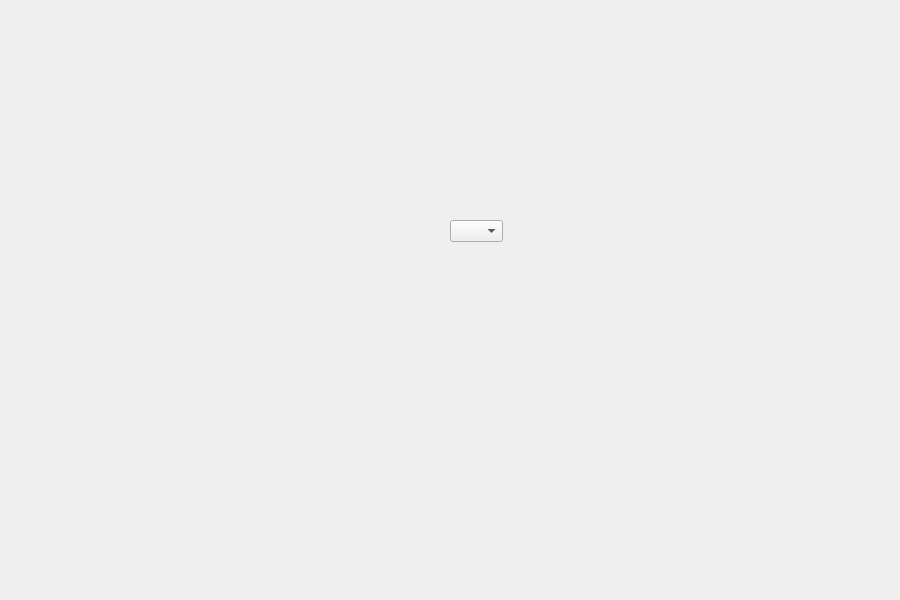
The window that 376_Project/homepage.ui (daynadrant/Course-App) describes before a commit, drawn with Qt 5.
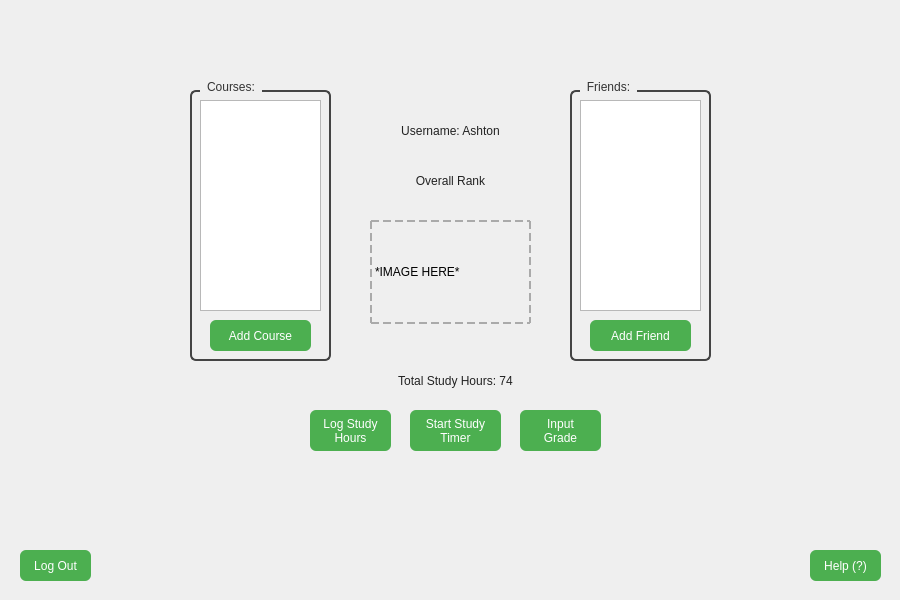
The same window after the commit.

Patch:
```diff
--- a/376_Project/homepage.ui
+++ b/376_Project/homepage.ui
@@ -13,14 +13,396 @@
   <property name="windowTitle">
    <string>Form</string>
   </property>
-  <widget class="QComboBox" name="comboBox">
+  <widget class="QGroupBox" name="coursesBox">
    <property name="geometry">
     <rect>
-     <x>450</x>
+     <x>190</x>
+     <y>80</y>
+     <width>141</width>
+     <height>281</height>
+    </rect>
+   </property>
+   <property name="styleSheet">
+    <string notr="true">QGroupBox {
+    border: 2px solid #444;
+    border-radius: 6px;
+    margin-top: 10px;
+    font: bold 11pt &quot;Segoe UI&quot;;
+    color: #333;
+}
+QGroupBox::title {
+    subcontrol-origin: margin;
+    left: 10px;
+    padding: 0 5px;
+}</string>
+   </property>
+   <property name="title">
+    <string>Courses:</string>
+   </property>
+   <widget class="QListWidget" name="coursesList">
+    <property name="geometry">
+     <rect>
+      <x>10</x>
+      <y>20</y>
+      <width>121</width>
+      <height>211</height>
+     </rect>
+    </property>
+    <property name="styleSheet">
+     <string notr="true">QPushButton {
+    background-color: #4CAF50;
+    color: white;
+    font: bold 10pt &quot;Segoe UI&quot;;
+    border-radius: 6px;
+    padding: 6px 12px;
+}
+QPushButton:hover {
+    background-color: #45a049;
+}
+QPushButton:pressed {
+    background-color: #3d8c40;
+}</string>
+    </property>
+   </widget>
+   <widget class="QPushButton" name="addCourseButton">
+    <property name="geometry">
+     <rect>
+      <x>20</x>
+      <y>240</y>
+      <width>101</width>
+      <height>31</height>
+     </rect>
+    </property>
+    <property name="styleSheet">
+     <string notr="true">QPushButton {
+    background-color: #4CAF50;
+    color: white;
+    font: bold 8pt &quot;Segoe UI&quot;;
+    border-radius: 6px;
+    padding: 6px 12px;
+}
+QPushButton:hover {
+    background-color: #45a049;
+}
+QPushButton:pressed {
+    background-color: #3d8c40;
+}</string>
+    </property>
+    <property name="text">
+     <string>Add Course</string>
+    </property>
+   </widget>
+  </widget>
+  <widget class="QGroupBox" name="friendsBox">
+   <property name="geometry">
+    <rect>
+     <x>570</x>
+     <y>80</y>
+     <width>141</width>
+     <height>281</height>
+    </rect>
+   </property>
+   <property name="styleSheet">
+    <string notr="true">QGroupBox {
+    border: 2px solid #444;
+    border-radius: 6px;
+    margin-top: 10px;
+    font: bold 11pt &quot;Segoe UI&quot;;
+    color: #333;
+}
+QGroupBox::title {
+    subcontrol-origin: margin;
+    left: 10px;
+    padding: 0 5px;
+}</string>
+   </property>
+   <property name="title">
+    <string>Friends:</string>
+   </property>
+   <widget class="QListWidget" name="friendsList">
+    <property name="geometry">
+     <rect>
+      <x>10</x>
+      <y>20</y>
+      <width>121</width>
+      <height>211</height>
+     </rect>
+    </property>
+    <property name="styleSheet">
+     <string notr="true">QPushButton {
+    background-color: #4CAF50;
+    color: white;
+    font: bold 10pt &quot;Segoe UI&quot;;
+    border-radius: 6px;
+    padding: 6px 12px;
+}
+QPushButton:hover {
+    background-color: #45a049;
+}
+QPushButton:pressed {
+    background-color: #3d8c40;
+}</string>
+    </property>
+   </widget>
+   <widget class="QPushButton" name="addFriendButton">
+    <property name="geometry">
+     <rect>
+      <x>20</x>
+      <y>240</y>
+      <width>101</width>
+      <height>31</height>
+     </rect>
+    </property>
+    <property name="styleSheet">
+     <string notr="true">QPushButton {
+    background-color: #4CAF50;
+    color: white;
+    font: bold 8pt &quot;Segoe UI&quot;;
+    border-radius: 6px;
+    padding: 6px 12px;
+}
+QPushButton:hover {
+    background-color: #45a049;
+}
+QPushButton:pressed {
+    background-color: #3d8c40;
+}</string>
+    </property>
+    <property name="text">
+     <string>Add Friend</string>
+    </property>
+   </widget>
+  </widget>
+  <widget class="QLabel" name="label">
+   <property name="geometry">
+    <rect>
+     <x>370</x>
+     <y>120</y>
+     <width>161</width>
+     <height>21</height>
+    </rect>
+   </property>
+   <property name="styleSheet">
+    <string notr="true">QLabel {
+    font: bold 11pt &quot;Segoe UI&quot;;
+    color: #222;
+}</string>
+   </property>
+   <property name="text">
+    <string>Username: Ashton</string>
+   </property>
+   <property name="alignment">
+    <set>Qt::AlignmentFlag::AlignCenter</set>
+   </property>
+  </widget>
+  <widget class="QLabel" name="label_2">
+   <property name="geometry">
+    <rect>
+     <x>370</x>
+     <y>170</y>
+     <width>161</width>
+     <height>21</height>
+    </rect>
+   </property>
+   <property name="layoutDirection">
+    <enum>Qt::LayoutDirection::LeftToRight</enum>
+   </property>
+   <property name="styleSheet">
+    <string notr="true">QLabel {
+    font: bold 13pt &quot;Segoe UI&quot;;
+    color: #222;
+}</string>
+   </property>
+   <property name="text">
+    <string>Overall Rank</string>
+   </property>
+   <property name="alignment">
+    <set>Qt::AlignmentFlag::AlignCenter</set>
+   </property>
+  </widget>
+  <widget class="QLabel" name="label_3">
+   <property name="geometry">
+    <rect>
+     <x>370</x>
      <y>220</y>
-     <width>53</width>
-     <height>22</height>
+     <width>161</width>
+     <height>104</height>
     </rect>
+   </property>
+   <property name="styleSheet">
+    <string notr="true">QLabel {
+    border: 2px dashed #aaa;
+    min-height: 100px;
+    min-width: 100px;
+}</string>
+   </property>
+   <property name="text">
+    <string>*IMAGE HERE*</string>
+   </property>
+  </widget>
+  <widget class="QLabel" name="label_4">
+   <property name="geometry">
+    <rect>
+     <x>360</x>
+     <y>370</y>
+     <width>191</width>
+     <height>21</height>
+    </rect>
+   </property>
+   <property name="styleSheet">
+    <string notr="true">QLabel {
+    font: bold 13pt &quot;Segoe UI&quot;;
+    color: #222;
+}</string>
+   </property>
+   <property name="text">
+    <string>Total Study Hours: 74</string>
+   </property>
+   <property name="alignment">
+    <set>Qt::AlignmentFlag::AlignCenter</set>
+   </property>
+  </widget>
+  <widget class="QPushButton" name="pushButton_5">
+   <property name="geometry">
+    <rect>
+     <x>810</x>
+     <y>550</y>
+     <width>71</width>
+     <height>31</height>
+    </rect>
+   </property>
+   <property name="styleSheet">
+    <string notr="true">QPushButton {
+    background-color: #4CAF50;
+    color: white;
+    font: bold 8pt &quot;Segoe UI&quot;;
+    border-radius: 6px;
+    padding: 6px 12px;
+}
+QPushButton:hover {
+    background-color: #45a049;
+}
+QPushButton:pressed {
+    background-color: #3d8c40;
+}</string>
+   </property>
+   <property name="text">
+    <string>Help (?)</string>
+   </property>
+  </widget>
+  <widget class="QPushButton" name="pushButton_2">
+   <property name="geometry">
+    <rect>
+     <x>310</x>
+     <y>410</y>
+     <width>81</width>
+     <height>41</height>
+    </rect>
+   </property>
+   <property name="styleSheet">
+    <string notr="true">QPushButton {
+    background-color: #4CAF50;
+    color: white;
+    font: bold 8pt &quot;Segoe UI&quot;;
+    border-radius: 6px;
+    padding: 6px 12px;
+}
+QPushButton:hover {
+    background-color: #45a049;
+}
+QPushButton:pressed {
+    background-color: #3d8c40;
+}</string>
+   </property>
+   <property name="text">
+    <string>Log Study 
+Hours</string>
+   </property>
+  </widget>
+  <widget class="QPushButton" name="pushButton_3">
+   <property name="geometry">
+    <rect>
+     <x>410</x>
+     <y>410</y>
+     <width>91</width>
+     <height>41</height>
+    </rect>
+   </property>
+   <property name="styleSheet">
+    <string notr="true">QPushButton {
+    background-color: #4CAF50;
+    color: white;
+    font: bold 8pt &quot;Segoe UI&quot;;
+    border-radius: 6px;
+    padding: 6px 12px;
+}
+QPushButton:hover {
+    background-color: #45a049;
+}
+QPushButton:pressed {
+    background-color: #3d8c40;
+}</string>
+   </property>
+   <property name="text">
+    <string>Start Study 
+Timer</string>
+   </property>
+  </widget>
+  <widget class="QPushButton" name="pushButton_4">
+   <property name="geometry">
+    <rect>
+     <x>520</x>
+     <y>410</y>
+     <width>81</width>
+     <height>41</height>
+    </rect>
+   </property>
+   <property name="styleSheet">
+    <string notr="true">QPushButton {
+    background-color: #4CAF50;
+    color: white;
+    font: bold 8pt &quot;Segoe UI&quot;;
+    border-radius: 6px;
+    padding: 6px 12px;
+}
+QPushButton:hover {
+    background-color: #45a049;
+}
+QPushButton:pressed {
+    background-color: #3d8c40;
+}</string>
+   </property>
+   <property name="text">
+    <string>Input 
+Grade</string>
+   </property>
+  </widget>
+  <widget class="QPushButton" name="logoutButton">
+   <property name="geometry">
+    <rect>
+     <x>20</x>
+     <y>550</y>
+     <width>71</width>
+     <height>31</height>
+    </rect>
+   </property>
+   <property name="styleSheet">
+    <string notr="true">QPushButton {
+    background-color: #4CAF50;
+    color: white;
+    font: bold 8pt &quot;Segoe UI&quot;;
+    border-radius: 6px;
+    padding: 6px 12px;
+}
+QPushButton:hover {
+    background-color: #45a049;
+}
+QPushButton:pressed {
+    background-color: #3d8c40;
+}</string>
+   </property>
+   <property name="text">
+    <string>Log Out</string>
    </property>
   </widget>
  </widget>
```
